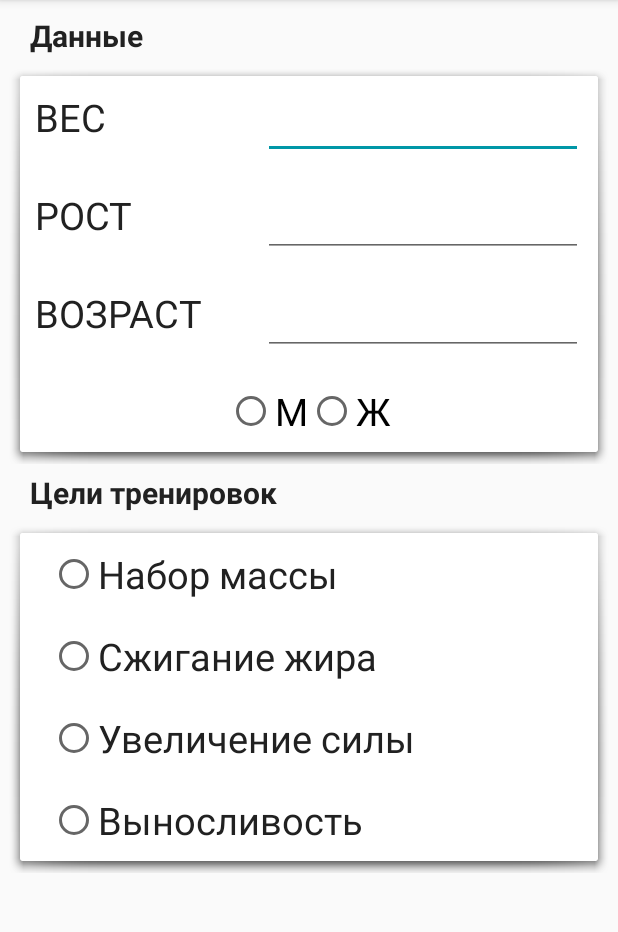
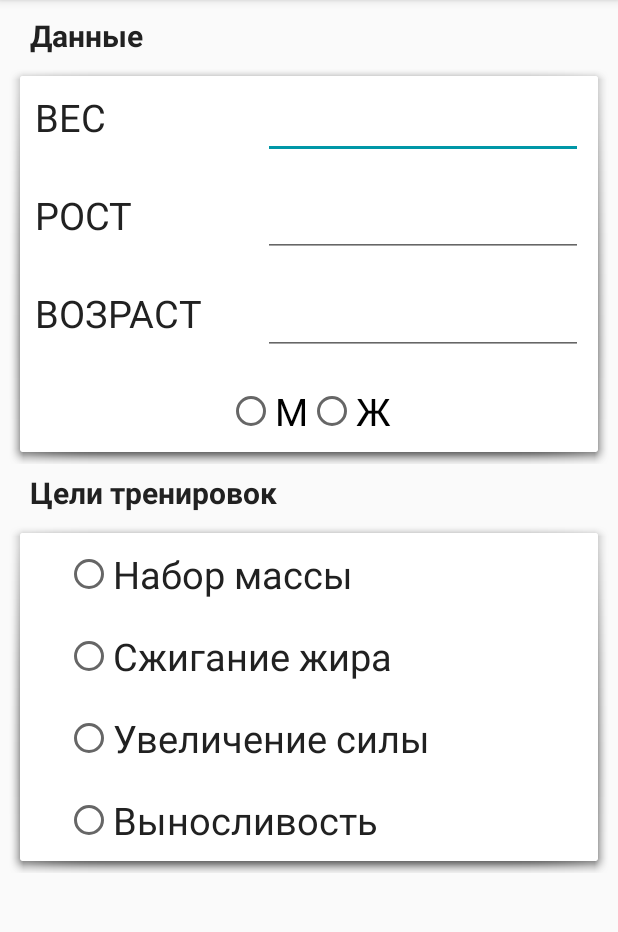
Before and after one commit to AI111/IValik, an Android app: the fragment PurposeFragment shown on its own in the app's theme, on a phone screen of 412 x 824 dp, the part 84-1016 px from its top. Run offline under Robolectric (Android 15) with nearby library versions, the phone set to English and light mode, and no system bars.

```diff
--- a/app/src/main/java/com/example/sasha/ivalik/registration/RegistrationActivity.java
+++ b/app/src/main/java/com/example/sasha/ivalik/registration/RegistrationActivity.java
@@ -132,7 +132,10 @@ public class RegistrationActivity extends ActionBarActivity implements View.OnCl
         switch (v.getId()){
             case R.id.imageButton2:
 
-                if (mPager.getCurrentItem()<fragments.size()-1)mPager.setCurrentItem(mPager.getCurrentItem()+1,true);
+                if (mPager.getCurrentItem() < fragments.size() - 1) {
+                    mPager.setCurrentItem(mPager.getCurrentItem() + 1, true);
+
+                }
                 break;
             case R.id.imageButton3:
                 if (mPager.getCurrentItem()>0)mPager.setCurrentItem(mPager.getCurrentItem()-1,true);
--- a/app/src/main/res/layout/ragistration_anketa.xml
+++ b/app/src/main/res/layout/ragistration_anketa.xml
@@ -166,84 +166,55 @@
                 android:layout_width="fill_parent"
                 android:layout_height="wrap_content"
                 android:layout_margin="5dp"
+                android:layout_marginLeft="10dp"
                 android:background="@drawable/abc_popup_background_mtrl_mult"
-                android:gravity="center">
+                android:gravity="left">
 
-                <LinearLayout
-                    android:layout_width="fill_parent"
-                    android:layout_height="wrap_content"
-                    android:layout_marginBottom="10dp"
-                    android:layout_marginLeft="20dp"
-                    android:layout_marginRight="20dp"
-                    android:layout_marginTop="10dp"
-                    android:orientation="vertical">
-
-                    <RadioButton
+                <RadioButton
                         android:id="@+id/radioButton7"
                         android:layout_width="wrap_content"
                         android:layout_height="wrap_content"
+                    android:layout_marginBottom="10dp"
+                    android:layout_marginLeft="30dp"
+                    android:layout_marginTop="10dp"
                         android:checked="false"
                         android:text="Набор массы"
                         android:textColor="@color/primary_text"
                         android:textSize="25dp" />
-                </LinearLayout>
-
-                <LinearLayout
-                    android:layout_width="fill_parent"
-                    android:layout_height="wrap_content"
-                    android:layout_marginBottom="10dp"
-                    android:layout_marginLeft="20dp"
-                    android:layout_marginRight="20dp"
-                    android:layout_marginTop="10dp"
-                    android:orientation="vertical">
-
                     <RadioButton
                         android:id="@+id/radioButton8"
                         android:layout_width="wrap_content"
                         android:layout_height="wrap_content"
+                        android:layout_marginBottom="10dp"
+                        android:layout_marginLeft="30dp"
+                        android:layout_marginTop="10dp"
                         android:checked="false"
                         android:text="Сжигание жира"
                         android:textColor="@color/primary_text"
                         android:textSize="25dp" />
-                </LinearLayout>
-
-                <LinearLayout
-                    android:layout_width="fill_parent"
-                    android:layout_height="wrap_content"
-                    android:layout_marginBottom="10dp"
-                    android:layout_marginLeft="20dp"
-                    android:layout_marginRight="20dp"
-                    android:layout_marginTop="10dp"
-                    android:orientation="vertical">
 
                     <RadioButton
                         android:id="@+id/radioButton9"
                         android:layout_width="wrap_content"
                         android:layout_height="wrap_content"
+                        android:layout_marginBottom="10dp"
+                        android:layout_marginLeft="30dp"
+                        android:layout_marginTop="10dp"
                         android:checked="false"
                         android:text="Увеличение силы"
                         android:textColor="@color/primary_text"
                         android:textSize="25dp" />
-                </LinearLayout>
-
-                <LinearLayout
-                    android:layout_width="fill_parent"
-                    android:layout_height="wrap_content"
-                    android:layout_marginBottom="10dp"
-                    android:layout_marginLeft="20dp"
-                    android:layout_marginRight="20dp"
-                    android:layout_marginTop="10dp"
-                    android:orientation="vertical">
-
                     <RadioButton
                         android:id="@+id/radioButton10"
                         android:layout_width="wrap_content"
                         android:layout_height="wrap_content"
+                        android:layout_marginBottom="10dp"
+                        android:layout_marginLeft="30dp"
+                        android:layout_marginTop="10dp"
                         android:checked="false"
                         android:text="Выносливость"
                         android:textColor="@color/primary_text"
                         android:textSize="25dp" />
-                </LinearLayout>
             </RadioGroup>
         </LinearLayout>
     </LinearLayout>
```
Also changed, not shown: app/src/main/java/com/example/sasha/ivalik/models/User.java (added, +99 -0 lines), app/src/main/java/com/example/sasha/ivalik/registration/AnketaFragment.java (+4 -96 lines), app/src/main/java/com/example/sasha/ivalik/registration/MapaFragment.java (+4 -8 lines), app/src/main/java/com/example/sasha/ivalik/registration/TestFragment.java (added, +121 -0 lines).
